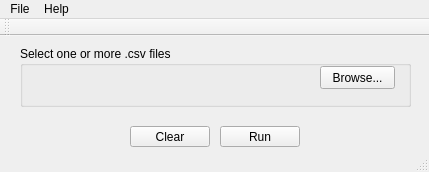
First picture: the form in qt_IMDb/qt_IMDb/qt_imdb.ui, repository treetoon/IMDb-Comparator, before the edit.
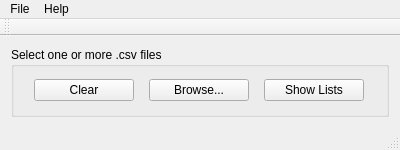
Second picture: the form after the edit. Icons and pictures are not drawn.

Commit message: Fixed bug that caused a crash; Properly formatted window structures; Fixed list to be proportional to window upon resizing; other minor changes

```diff
--- a/qt_IMDb/qt_IMDb/qt_imdb.ui
+++ b/qt_IMDb/qt_IMDb/qt_imdb.ui
@@ -6,8 +6,8 @@
    <rect>
     <x>0</x>
     <y>0</y>
-    <width>429</width>
-    <height>172</height>
+    <width>400</width>
+    <height>150</height>
    </rect>
   </property>
   <property name="windowTitle">
@@ -18,65 +18,69 @@
     <normaloff>:/icons/32x32/Resources/icon/32x32/IMDb-Comparator.ico</normaloff>:/icons/32x32/Resources/icon/32x32/IMDb-Comparator.ico</iconset>
   </property>
   <widget class="QWidget" name="centralWidget">
+   <layout class="QVBoxLayout" name="verticalLayout">
+    <item>
    <widget class="QGroupBox" name="groupBox">
-    <property name="geometry">
-     <rect>
-      <x>20</x>
-      <y>10</y>
-      <width>391</width>
-      <height>61</height>
-     </rect>
+      <property name="minimumSize">
+       <size>
+        <width>300</width>
+        <height>50</height>
+       </size>
     </property>
     <property name="title">
      <string>Select one or more .csv files</string>
     </property>
+      <layout class="QHBoxLayout" name="horizontalLayout">
+       <item>
+        <widget class="QPushButton" name="clearButton">
+         <property name="maximumSize">
+          <size>
+           <width>100</width>
+           <height>16777215</height>
+          </size>
+         </property>
+         <property name="text">
+          <string>Clear</string>
+         </property>
+        </widget>
+       </item>
+       <item>
     <widget class="QPushButton" name="browseButton">
-     <property name="geometry">
-      <rect>
-       <x>300</x>
-       <y>20</y>
-       <width>75</width>
-       <height>23</height>
-      </rect>
+         <property name="maximumSize">
+          <size>
+           <width>100</width>
+           <height>16777215</height>
+          </size>
      </property>
      <property name="text">
       <string>Browse...</string>
      </property>
     </widget>
-   </widget>
+       </item>
+       <item>
    <widget class="QPushButton" name="runButton">
-    <property name="geometry">
-     <rect>
-      <x>220</x>
-      <y>90</y>
-      <width>80</width>
-      <height>21</height>
-     </rect>
+         <property name="maximumSize">
+          <size>
+           <width>100</width>
+           <height>16777215</height>
+          </size>
     </property>
     <property name="text">
-     <string>Run</string>
-    </property>
-   </widget>
-   <widget class="QPushButton" name="clearButton">
-    <property name="geometry">
-     <rect>
-      <x>130</x>
-      <y>90</y>
-      <width>80</width>
-      <height>21</height>
-     </rect>
-    </property>
-    <property name="text">
-     <string>Clear</string>
-    </property>
-   </widget>
+          <string>Show Lists</string>
+         </property>
+        </widget>
+       </item>
+      </layout>
+     </widget>
+    </item>
+   </layout>
   </widget>
   <widget class="QMenuBar" name="menuBar">
    <property name="geometry">
     <rect>
      <x>0</x>
      <y>0</y>
-     <width>429</width>
+     <width>400</width>
      <height>20</height>
     </rect>
    </property>
```
Lines whose indentation alone changed are shown as unchanged. The commit also changes 10 other files.
